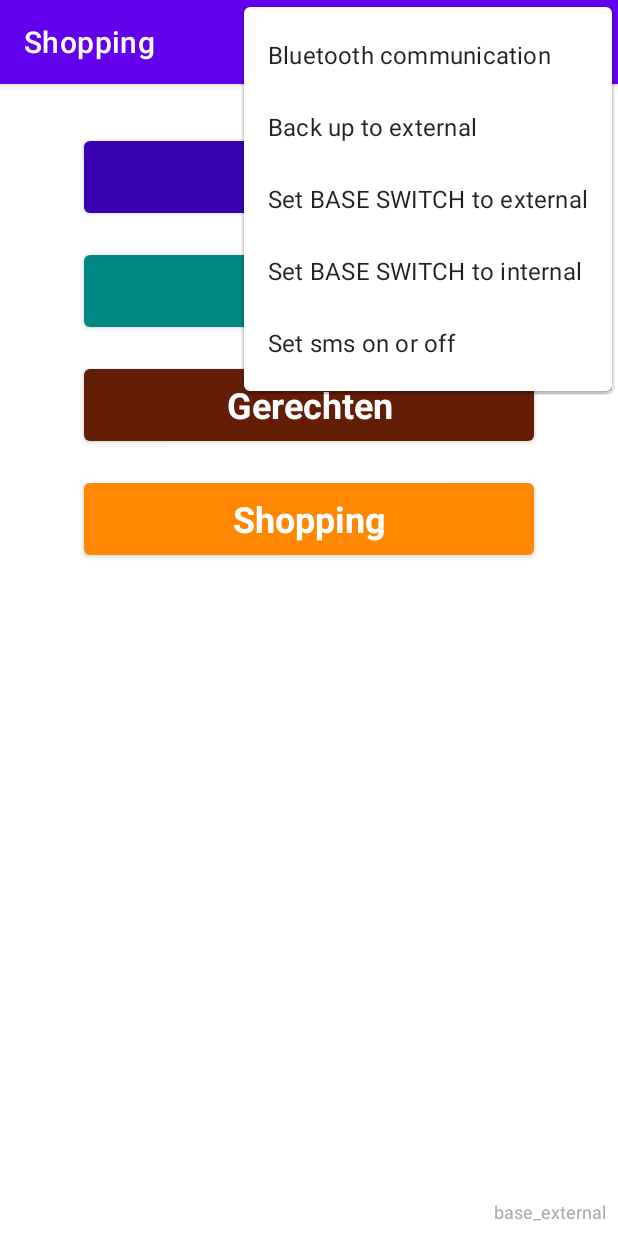
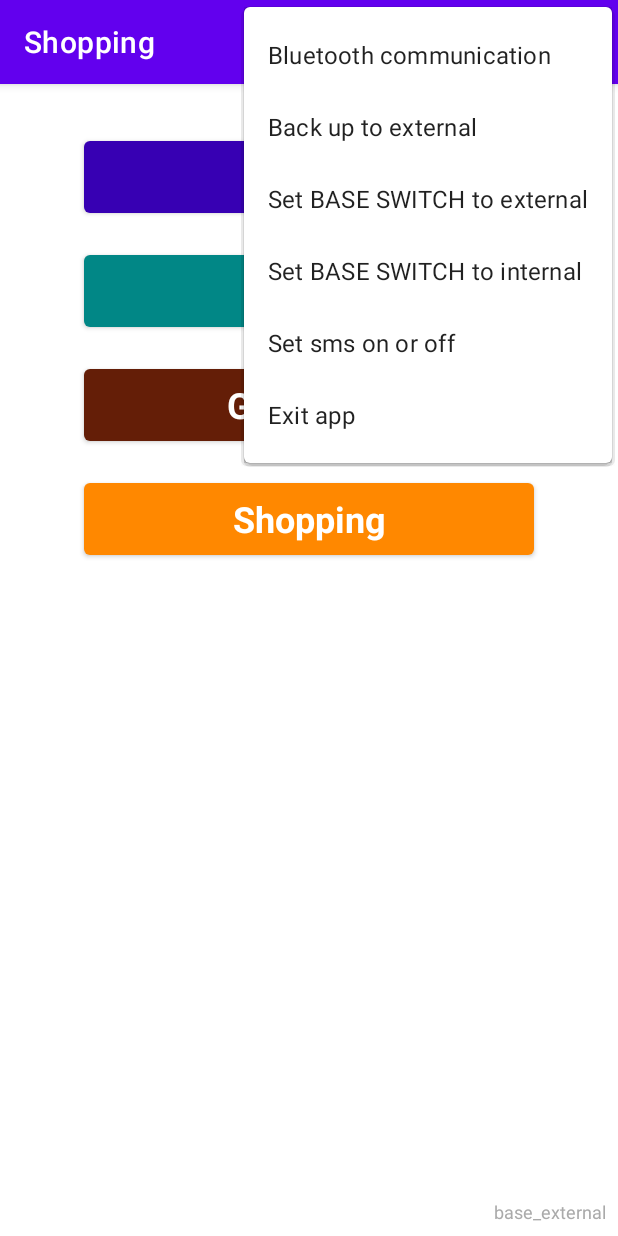
Before and after one commit to JavaAppsJM/appShopping, an Android app: the screen it shows after launch (MainActivity), with the options menu open, on a phone screen of 412 x 824 dp. Run offline under Robolectric (Android 15) with nearby library versions, the phone set to English and light mode, and no system bars; libraries missing offline, so code that uses them is left out: be.hvwebsites.libraryandroid4; 5 statements that could not run were skipped.

Commit message:
wijzigingen: exit app voorzein in menu

```diff
--- a/app/src/main/java/be/hvwebsites/shopping/MainActivity.java
+++ b/app/src/main/java/be/hvwebsites/shopping/MainActivity.java
@@ -196,6 +196,9 @@ public class MainActivity extends AppCompatActivity {
                 cookieRepository.registerCookie(StaticData.SMS_LABEL, smsStatus);
                 smsMenuV.setText(smsStatus);
                 return true;
+            case R.id.menu_finish:
+                // Stop app
+                finish();
             default:
                 // Do nothing
         }
--- a/app/src/main/res/menu/menu_main.xml
+++ b/app/src/main/res/menu/menu_main.xml
@@ -30,4 +30,9 @@
         android:title="Set sms on or off"
         app:showAsAction="never"/>
 
+    <item
+        android:id="@+id/menu_finish"
+        android:title="Exit app"
+        app:showAsAction="never"/>
+
 </menu>
```
